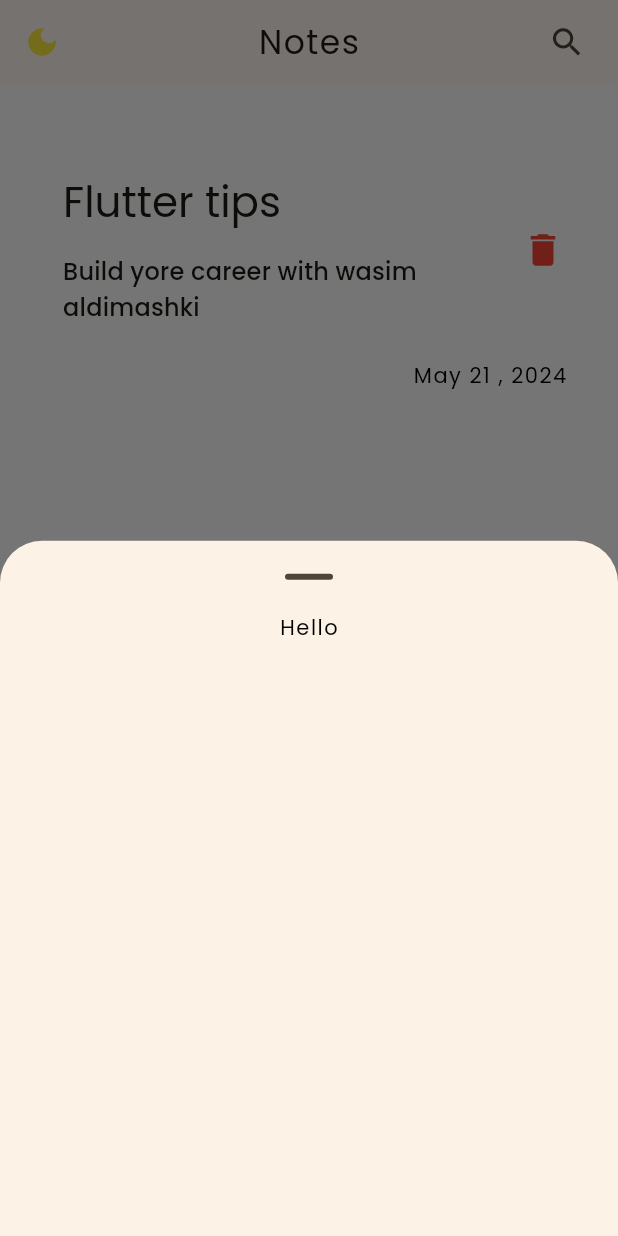
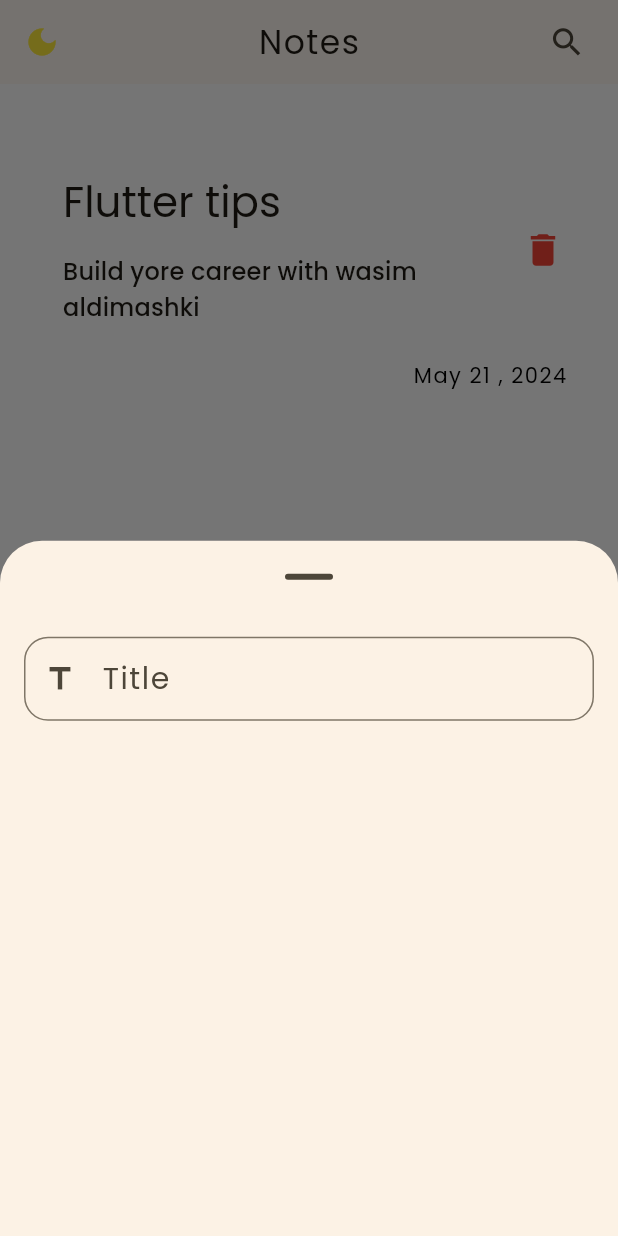
Before and after one commit to wasimaldimashki/notes_app, a Flutter app: the screen it shows after launch, after a tap on the "add" icon, on a phone screen of 412 x 824 dp. Run offline on Flutter 3.47's test engine with Material 3 defaults, Android fonts, the phone set to English and light mode, and no system bars; our stand-ins replace bloc, flutter_bloc.

Commit message:
create custom text field and styles of it

```diff
--- a/lib/widgets/add_note_bottom_sheet.dart
+++ b/lib/widgets/add_note_bottom_sheet.dart
@@ -1,4 +1,5 @@
 import 'package:flutter/material.dart';
+import 'package:notes_app/widgets/custom_text_field.dart';
 
 class AddNoteBottomSheet extends StatelessWidget {
   const AddNoteBottomSheet({super.key});
@@ -10,8 +11,13 @@ class AddNoteBottomSheet extends StatelessWidget {
       decoration: BoxDecoration(
         borderRadius: BorderRadiusDirectional.circular(16),
       ),
-      child: Column(
-        children: [Text('Hello')],
+      child: const Padding(
+        padding: EdgeInsets.all(16),
+        child: Column(
+          children: [
+            CustomTextField(),
+          ],
+        ),
       ),
     );
   }
--- /dev/null
+++ b/lib/widgets/custom_text_field.dart
@@ -0,0 +1,21 @@
+import 'package:flutter/material.dart';
+
+class CustomTextField extends StatelessWidget {
+  const CustomTextField({super.key});
+
+  @override
+  Widget build(BuildContext context) {
+    return TextField(
+      decoration: InputDecoration(
+        labelText: 'Title',
+        labelStyle: const TextStyle(fontSize: 20),
+        prefixIcon: const Icon(Icons.title),
+        hintText: 'enter title',
+        // errorText: 'This field is required',
+        border: OutlineInputBorder(
+          borderRadius: BorderRadius.circular(16),
+        ),
+      ),
+    );
+  }
+}
```
